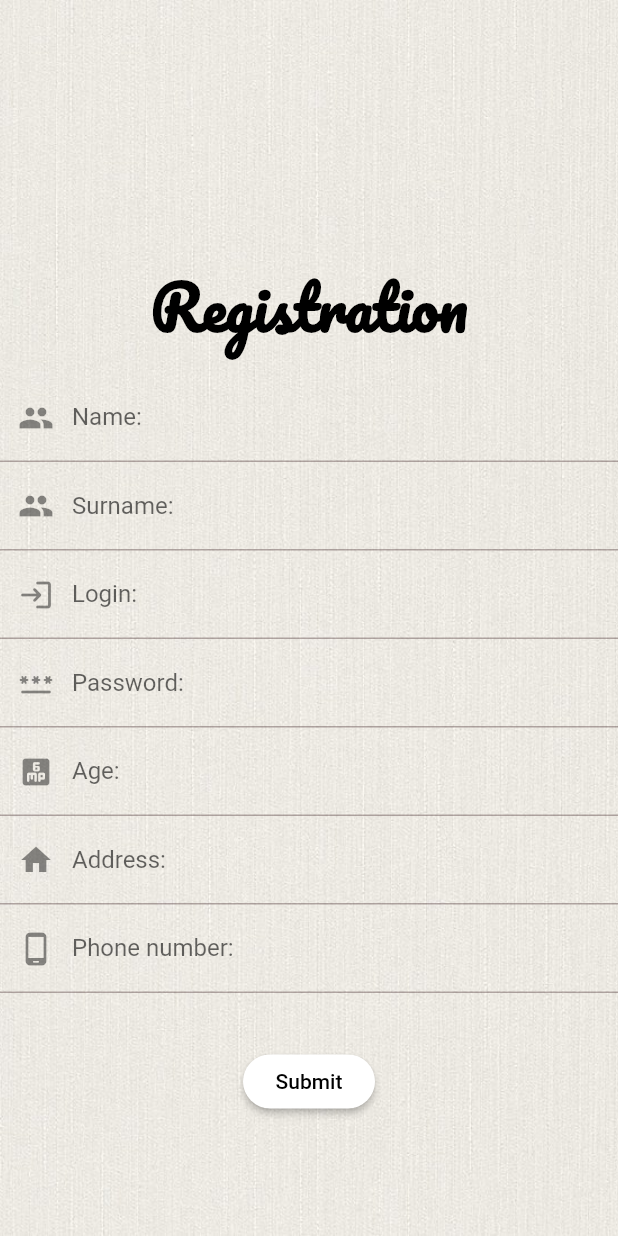
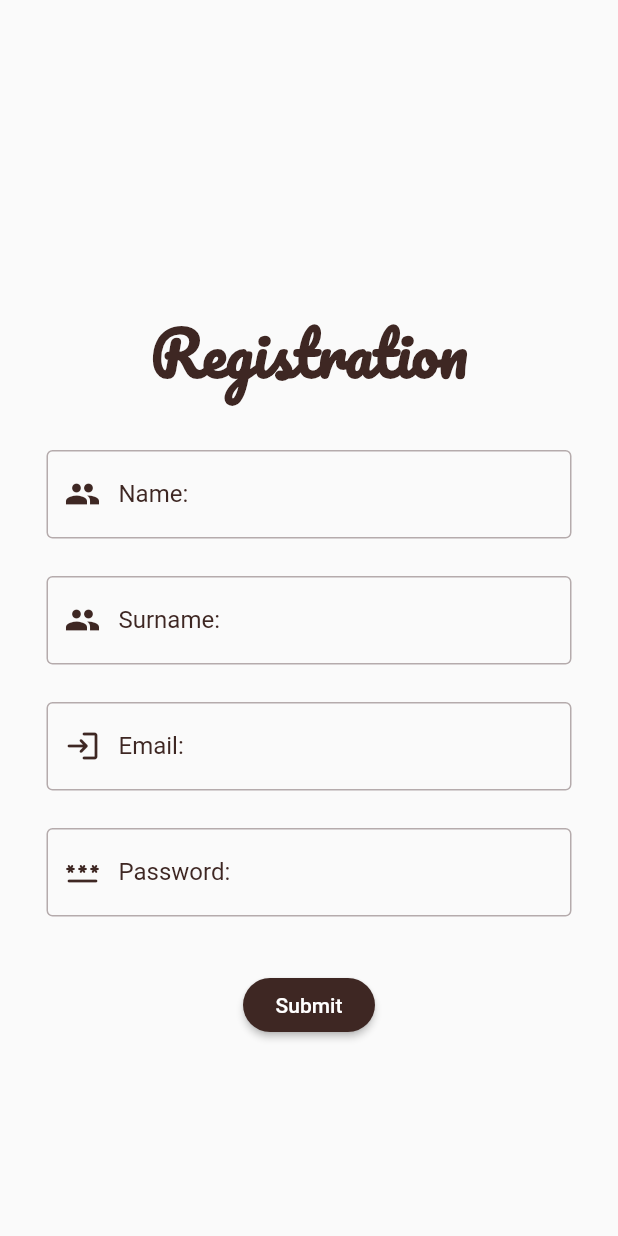
Before and after one commit to sdu-mp-21/musical-octo-fiesta, a Flutter app: the screen it shows after launch, item 4 of the bottom bar chosen, after a tap on "Registration", on a phone screen of 412 x 824 dp. Run offline on Flutter 3.47's test engine with Material 2 defaults, Android fonts, the phone set to English and light mode, and no system bars; our stand-ins replace animated_text_kit, cached_network_image, google_fonts, heroicons, rxdart; network calls fail; Roboto replaces fonts that are missing (Rubik).

Commit message:
design changes on login/registration p

```diff
--- a/lib/profile.dart
+++ b/lib/profile.dart
@@ -12,8 +12,8 @@ class Profile extends StatefulWidget {
 }
 
 class _MyProfile extends State<Profile> {
-  String username = '1';
-  String password = '1';
+  String username = '';
+  String password = '';
   List data;
 
   Future<String> readJson() async {
@@ -36,12 +36,6 @@ class _MyProfile extends State<Profile> {
   Widget build(BuildContext context) {
     return Scaffold(
       body: Container(
-        decoration: BoxDecoration(
-          image: DecorationImage(
-            image: AssetImage("assets/images/book1.jpg"),
-            fit: BoxFit.cover,
-          ),
-        ),
         child: Center(
           child: SingleChildScrollView(
             child: Column(children: <Widget>[
@@ -51,7 +45,7 @@ class _MyProfile extends State<Profile> {
                   child: Text('Log In',
                       style: GoogleFonts.pacifico(
                         textStyle: TextStyle(
-                          color: Colors.white,
+                          color: Colors.brown[900],
                           fontSize: 40,
                           fontWeight: FontWeight.bold,
                         ),
@@ -61,32 +55,40 @@ class _MyProfile extends State<Profile> {
               SizedBox(
                 height: 50,
               ),
-              TextField(
+              Container(
+                width: 350.0,
+                child: TextField(
                   decoration: InputDecoration(
+                    border: OutlineInputBorder(),
                     labelText: "Username",
-                  labelStyle: TextStyle(color: Colors.white),
+                    labelStyle: TextStyle(color: Colors.brown[900]),
                     hintText: "Enter your email",
-                  hintStyle: TextStyle(color: Colors.white),
-                  prefixIcon: Icon(Icons.people, color: Colors.white),
+                    hintStyle: TextStyle(color: Colors.brown[900]),
+                    prefixIcon: Icon(Icons.people, color: Colors.brown[900]),
                   ),
                   onChanged: (username2) {
                     this.username = username2;
                   },
                 ),
+              ),
               SizedBox(
                 height: 60,
               ),
-              TextField(
+              Container(
+                width: 350.0,
+                child: TextField(
                     decoration: InputDecoration(
-                    prefixIcon: Icon(Icons.lock, color: Colors.white),
+                      border: OutlineInputBorder(),
                       labelText: "Password",
-                    labelStyle: TextStyle(color: Colors.white),
                       hintText: "Enter you password",
-                    hintStyle: TextStyle(color: Colors.white),
+                      labelStyle: TextStyle(color: Colors.brown[900]),
+                      prefixIcon: Icon(Icons.lock, color: Colors.brown[900]),
+                      hintStyle: TextStyle(color: Colors.brown[900]),
                     ),
                     onChanged: (password2) {
                       this.password = password2;
                     }),
+              ),
               SizedBox(
                 height: 70,
               ),
@@ -96,7 +98,7 @@ class _MyProfile extends State<Profile> {
                     borderRadius: new BorderRadius.circular(18.0),
                   ),
                   textColor: Colors.white,
-                  color: Colors.grey[600],
+                  color: Colors.brown[900],
                   onPressed: () {
                     if (username.length < 3 || password.length < 5) {
                       Alert2(context);
@@ -119,10 +121,10 @@ class _MyProfile extends State<Profile> {
                     borderRadius: new BorderRadius.circular(18.0),
                   ),
                   textColor: Colors.white,
-                  color: Colors.grey[600],
+                  color: Colors.brown[900],
                   onPressed: () {
                     Navigator.of(context).push(MaterialPageRoute(
-                        builder: (context) => Registration(data)));
+                        builder: (context) => Registration()));
                     // zhana registration page ashu
                   },
                   child: Text('Registration'),
--- a/lib/registration.dart
+++ b/lib/registration.dart
@@ -2,33 +2,22 @@ import 'package:flutter/material.dart';
 import 'package:google_fonts/google_fonts.dart';
 
 class Registration extends StatelessWidget {
-  List data;
-  String name, surname, login, password, age, address, number;
-
-  Registration(List data) {
-    this.data = data;
-  }
+  String name, surname, login, password;
 
   @override
   Widget build(BuildContext context) {
     return Scaffold(
       body: Container(
-        decoration: BoxDecoration(
-          image: DecorationImage(
-            image: AssetImage("assets/images/registration.jpg"),
-            fit: BoxFit.cover,
-          ),
-        ),
         child: Center(
           child: SingleChildScrollView(
             child: Column(children: <Widget>[
               Container(
-                margin: EdgeInsets.only(top: 90),
+                margin: EdgeInsets.only(top: 70),
                 child: Center(
                   child: Text('Registration',
                       style: GoogleFonts.pacifico(
                         textStyle: TextStyle(
-                          color: Colors.black,
+                          color: Colors.brown[900],
                           fontSize: 40,
                           fontWeight: FontWeight.bold,
                         ),
@@ -36,78 +25,82 @@ class Registration extends StatelessWidget {
                 ),
               ),
               SizedBox(
-                height: 10,
+                height: 30,
               ),
-              TextField(
+              Container(
+                width: 350.0,
+                child: TextField(
                   decoration: InputDecoration(
+                    border: OutlineInputBorder(),
                     labelText: "Name: ",
                     hintText: "Enter your name",
-                  prefixIcon: Icon(Icons.people),
+                    prefixIcon: Icon(Icons.people, color: Colors.brown[900]),
+                    labelStyle: TextStyle(color: Colors.brown[900]),
+                    hintStyle: TextStyle(color: Colors.brown[900]),
                   ),
                   onChanged: (name2) {
                     this.name = name2;
                   },
                 ),
-              TextField(
+              ),
+              SizedBox(
+                height: 25,
+              ),
+              Container(
+                width: 350.0,
+                child: TextField(
                   decoration: InputDecoration(
+                    border: OutlineInputBorder(),
                     labelText: "Surname: ",
                     hintText: "Enter your surname",
-                  prefixIcon: Icon(Icons.people),
+                    prefixIcon: Icon(Icons.people, color: Colors.brown[900]),
+                    labelStyle: TextStyle(color: Colors.brown[900]),
+                    hintStyle: TextStyle(color: Colors.brown[900]),
                   ),
                   onChanged: (surname2) {
                     this.surname = surname2;
                   },
                 ),
-              TextField(
+              ),
+              SizedBox(
+                height: 25,
+              ),
+              Container(
+                width: 350.0,
+                child: TextField(
                   decoration: InputDecoration(
-                  labelText: "Login: ",
+                    border: OutlineInputBorder(),
+                    labelText: "Email: ",
                     hintText: "Enter your login",
-                  prefixIcon: Icon(
-                    Icons.login_rounded,
-                  ),
+                    prefixIcon:
+                        Icon(Icons.login_rounded, color: Colors.brown[900]),
+                    labelStyle: TextStyle(color: Colors.brown[900]),
+                    hintStyle: TextStyle(color: Colors.brown[900]),
                   ),
                   onChanged: (login2) {
                     this.login = login2;
                   },
                 ),
-              TextField(
+              ),
+              SizedBox(
+                height: 25,
+              ),
+              Container(
+                width: 350.0,
+                child: TextField(
                   decoration: InputDecoration(
+                    border: OutlineInputBorder(),
                     labelText: "Password: ",
                     hintText: "Enter your password",
-                  prefixIcon: Icon(Icons.password_rounded),
+                    prefixIcon:
+                        Icon(Icons.password_rounded, color: Colors.brown[900]),
+                    labelStyle: TextStyle(color: Colors.brown[900]),
+                    hintStyle: TextStyle(color: Colors.brown[900]),
                   ),
                   onChanged: (password2) {
                     this.password = password2;
                   },
                 ),
-              TextField(
-                decoration: InputDecoration(
-                    labelText: "Age: ",
-                    hintText: "Enter your age",
-                    prefixIcon: Icon(Icons.six_mp_rounded)),
-                onChanged: (age) {
-                  this.age = age;
-                },
-              ),
-              TextField(
-                decoration: InputDecoration(
-                  labelText: "Address: ",
-                  hintText: "Enter your address",
-                  prefixIcon: Icon(Icons.home),
-                ),
-                onChanged: (address) {
-                  this.address = address;
-                },
-              ),
-              TextField(
-                decoration: InputDecoration(
-                  labelText: "Phone number: ",
-                  hintText: "Enter your number",
-                  prefixIcon: Icon(Icons.phone_android_rounded),
-                ),
-                onChanged: (number) {
-                  this.number = number;
-                },
               ),
               SizedBox(
                 height: 35,
@@ -117,8 +110,8 @@ class Registration extends StatelessWidget {
                   shape: RoundedRectangleBorder(
                     borderRadius: new BorderRadius.circular(18.0),
                   ),
-                  textColor: Colors.black,
-                  color: Colors.white,
+                  textColor: Colors.white,
+                  color: Colors.brown[900],
                   onPressed: () {
                     //  zhana user kosu i login pageke zhberu
                   },
```
Lines whose indentation alone changed are shown as unchanged.
